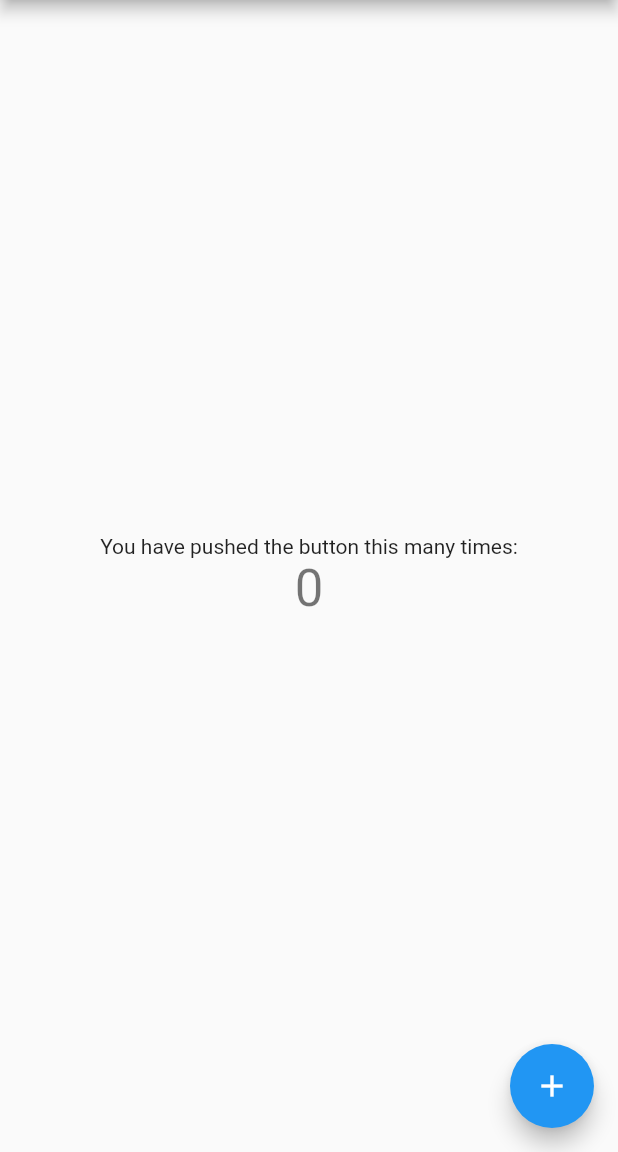
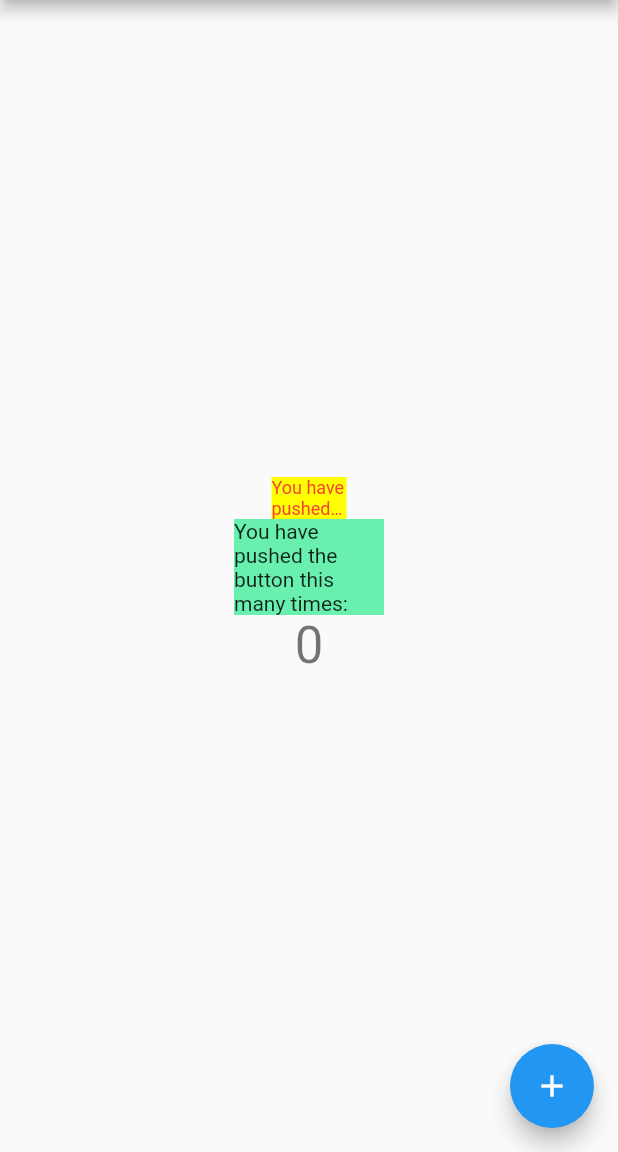
Before and after one commit to ferdyfebriyanto/flutter_plugin_pubdev, a Flutter app: the screen it shows after launch, on a phone screen of 412 x 824 dp, the part 84-1236 px from its top. Run offline on Flutter 3.47's test engine with Material 2 defaults, Android fonts, the phone set to English and light mode, and no system bars; drawn by our look-alikes of auto_size_text.

Commit message:
tambah widget di main.dart

```diff
--- a/lib/main.dart
+++ b/lib/main.dart
@@ -1,4 +1,5 @@
 import 'package:flutter/material.dart';
+import 'package:flutter_plugin_pubdev/red_text_widget.dart';
 
 void main() {
   runApp(const MyApp());
@@ -95,8 +96,19 @@ class _MyHomePageState extends State<MyHomePage> {
           // horizontal).
           mainAxisAlignment: MainAxisAlignment.center,
           children: <Widget>[
-            const Text(
-              'You have pushed the button this many times:',
+            Container(
+              color: Colors.yellowAccent,
+              width: 50,
+              child: const RedTextWidget(
+                text: 'You have pushed the button this many times:',
+              ),
+            ),
+            Container(
+              color: Colors.greenAccent,
+              width: 100,
+              child: const Text(
+                'You have pushed the button this many times:',
+              ),
             ),
             Text(
               '$_counter',
```
